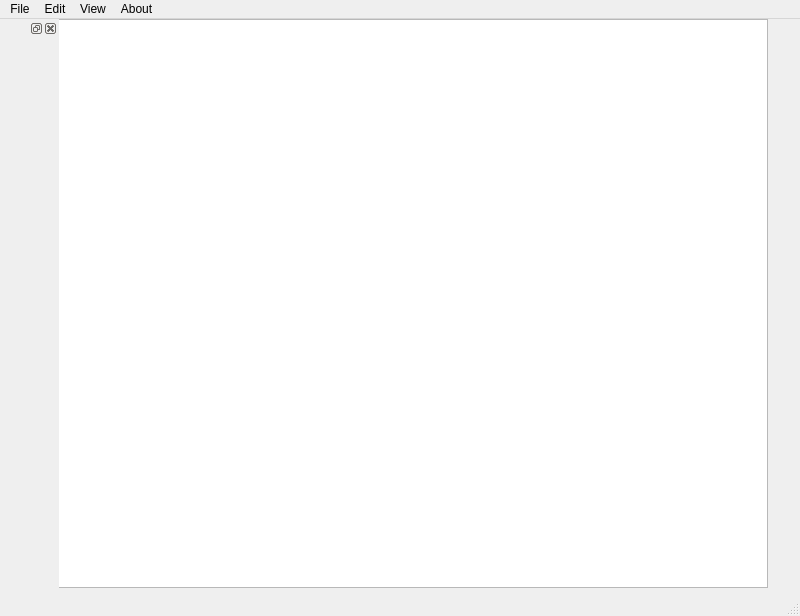
This is src/najdorf.ui in umloucobr/najdorf as Qt 5 draws it before an edit. The edited form follows.
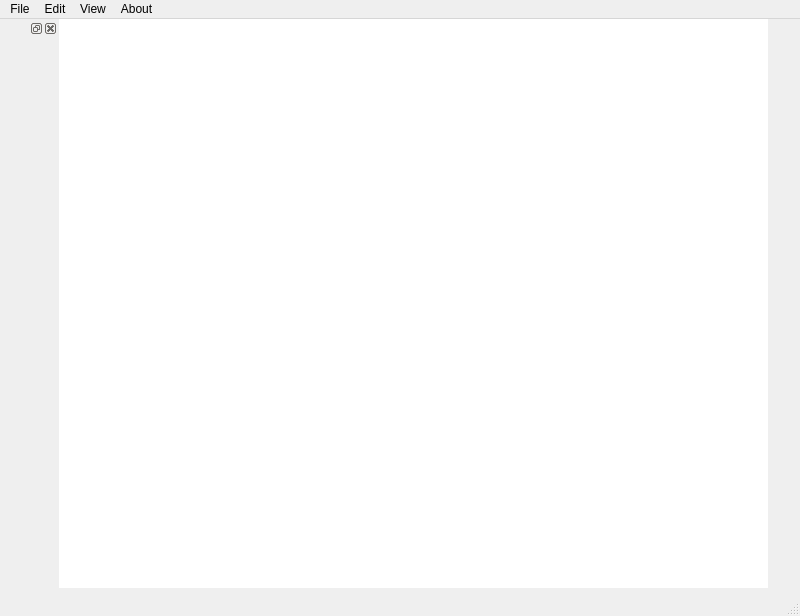
This is the edited form.

Commit message: Changed font on QPlainTextEdit

Patch:
```diff
--- a/src/najdorf.ui
+++ b/src/najdorf.ui
@@ -32,6 +32,15 @@
       <height>569</height>
      </rect>
     </property>
+    <property name="font">
+     <font>
+      <family>Cascadia Mono</family>
+      <pointsize>9</pointsize>
+     </font>
+    </property>
+    <property name="styleSheet">
+     <string notr="true">border: 0;</string>
+    </property>
    </widget>
   </widget>
   <widget class="QMenuBar" name="menubar">
```
The commit also changes 2 other files.
